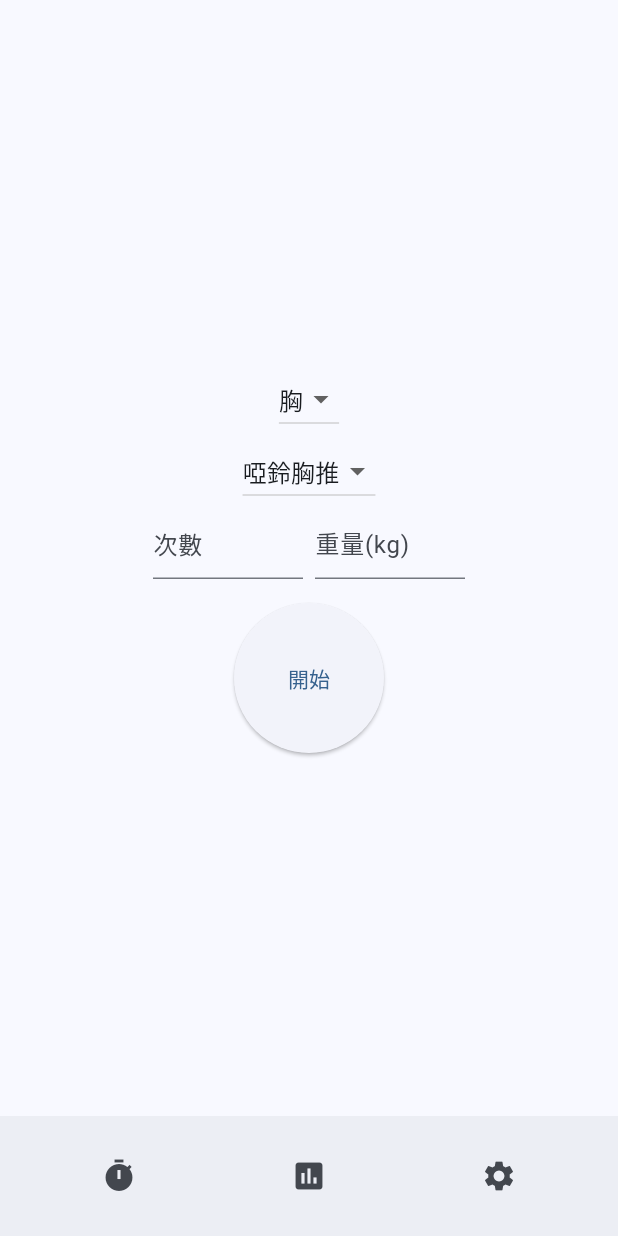
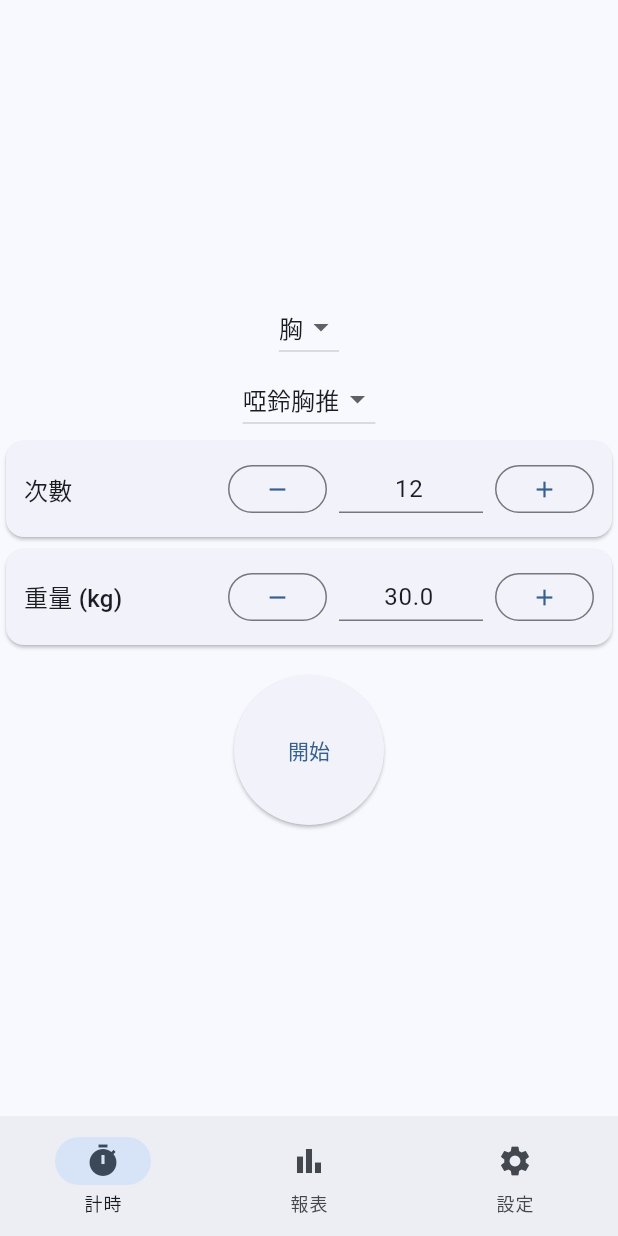
Before and after one commit to jia741/IronDiary, a Flutter app: the screen it shows after launch, on a phone screen of 412 x 824 dp. Run offline on Flutter 3.47's test engine with Material 3 defaults, Android fonts, the phone set to English and light mode, and no system bars; our stand-ins replace sqflite; accounts and stored records are empty.

Commit message:
調整重量次數輸入框以及bottomNavigationBar

```diff
--- a/lib/home_page.dart
+++ b/lib/home_page.dart
@@ -25,6 +25,10 @@ class _HomePageState extends State<HomePage> {
   bool _isTiming = false;
   int _remainingSeconds = 0;
   Timer? _timer;
+
+  int _navIndex = 0;
+  int reps = 12;
+  double weight = 30;
 
   @override
   void initState() {
@@ -73,8 +77,9 @@ class _HomePageState extends State<HomePage> {
     if (exId == null || reps == null || weight == null) return;
     await _db.logWorkout(exId, reps, weight);
     if (!mounted) return;
-    ScaffoldMessenger.of(context)
-        .showSnackBar(const SnackBar(content: Text('開始計時')));
+    ScaffoldMessenger.of(
+      context,
+    ).showSnackBar(const SnackBar(content: Text('開始計時')));
     setState(() {
       _isTiming = true;
       _remainingSeconds = _timerSeconds;
@@ -87,8 +92,9 @@ class _HomePageState extends State<HomePage> {
         t.cancel();
         if (!mounted) return;
         SystemSound.play(SystemSoundType.alert);
-        ScaffoldMessenger.of(context)
-            .showSnackBar(const SnackBar(content: Text('計時完成')));
+        ScaffoldMessenger.of(
+          context,
+        ).showSnackBar(const SnackBar(content: Text('計時完成')));
         setState(() {
           _isTiming = false;
         });
@@ -115,7 +121,8 @@ class _HomePageState extends State<HomePage> {
             ElevatedButton(
               onPressed: () {
                 setState(() {
-                  _timerSeconds = int.tryParse(controller.text) ?? _timerSeconds;
+                  _timerSeconds =
+                      int.tryParse(controller.text) ?? _timerSeconds;
                 });
                 Navigator.pop(context);
               },
@@ -130,9 +137,7 @@ class _HomePageState extends State<HomePage> {
   @override
   Widget build(BuildContext context) {
     if (_loading) {
-      return const Scaffold(
-        body: Center(child: CircularProgressIndicator()),
-      );
+      return const Scaffold(body: Center(child: CircularProgressIndicator()));
     }
     return Scaffold(
       body: AbsorbPointer(
@@ -144,42 +149,61 @@ class _HomePageState extends State<HomePage> {
               DropdownButton<int>(
                 value: _selectedCategory,
                 items: _categories
-                    .map((c) => DropdownMenuItem<int>(
+                    .map(
+                      (c) => DropdownMenuItem<int>(
                         value: c['id'] as int,
                         child: Text(c['name'] as String),
-                        ))
+                      ),
+                    )
                     .toList(),
                 onChanged: _onCategoryChanged,
               ),
               DropdownButton<int>(
                 value: _selectedExercise,
                 items: _exercises
-                    .map((e) => DropdownMenuItem<int>(
+                    .map(
+                      (e) => DropdownMenuItem<int>(
                         value: e['id'] as int,
                         child: Text(e['name'] as String),
-                        ))
+                      ),
+                    )
                     .toList(),
                 onChanged: (id) => setState(() => _selectedExercise = id),
               ),
-              Row(
+              Column(
+                //改成帶有 `+/-` 的 `Row` + `OutlinedButton`
                 mainAxisAlignment: MainAxisAlignment.center,
                 children: [
-                  SizedBox(
-                    width: 100,
-                    child: TextField(
-                      controller: _repController,
-                      keyboardType: TextInputType.number,
-                      decoration: const InputDecoration(hintText: '次數'),
+                  NumberRow(
+                    label: '次數',
+                    valueText: reps.toString(),
+                    onMinus: () =>
+                        setState(() => reps = (reps - 1).clamp(0, 999)),
+                    onPlus: () =>
+                        setState(() => reps = (reps + 1).clamp(0, 999)),
+                    onSubmitted: (v) =>
+                        setState(() => reps = int.tryParse(v) ?? reps),
+                    inputFormatters: [FilteringTextInputFormatter.digitsOnly],
                   ),
+
+                  const SizedBox(width: 8),
+                  NumberRow(
+                    label: '重量 (kg)',
+                    valueText: weight.toStringAsFixed(1),
+                    onMinus: () =>
+                        setState(() => weight = (weight - 0.5).clamp(0, 999)),
+                    onPlus: () =>
+                        setState(() => weight = (weight + 0.5).clamp(0, 999)),
+                    onSubmitted: (v) =>
+                        setState(() => weight = double.tryParse(v) ?? weight),
+                    keyboardType: const TextInputType.numberWithOptions(
+                      decimal: true,
                     ),
-                  const SizedBox(width: 8),
-                  SizedBox(
-                    width: 100,
-                    child: TextField(
-                      controller: _weightController,
-                      keyboardType: TextInputType.number,
-                      decoration: const InputDecoration(hintText: '重量(kg)'),
+                    inputFormatters: [
+                      FilteringTextInputFormatter.allow(
+                        RegExp(r'^\d*\.?\d{0,1}'),
                       ),
+                    ],
                   ),
                 ],
               ),
@@ -187,7 +211,8 @@ class _HomePageState extends State<HomePage> {
               ElevatedButton(
                 style: ElevatedButton.styleFrom(
                   shape: const CircleBorder(),
-                    padding: const EdgeInsets.all(40)),
+                  padding: const EdgeInsets.all(40),
+                ),
                 onPressed: _isTiming ? null : _startWorkout,
                 child: Text(_isTiming ? '$_remainingSeconds' : '開始'),
               ),
@@ -195,13 +220,50 @@ class _HomePageState extends State<HomePage> {
           ),
         ),
       ),
+      bottomNavigationBar: NavigationBar(
+        selectedIndex: _navIndex,
+        onDestinationSelected: (i) => setState(() {
+          _navIndex = i;
+          switch (_navIndex) {
+            case 0:
+              // Navigate to Timer Page
+              _showTimerDialog();
+              break;
+            case 1:
+              // Navigate to Report Page
+              Navigator.push(
+                    context,
+                    MaterialPageRoute(builder: (_) => const ReportPage()),
+              );
+              break;
+            case 2:
+              // Navigate to Settings Page
+                  Navigator.push(
+                    context,
+                    MaterialPageRoute(
+                      builder: (_) => const ExerciseSettingsPage(),
+                    ),
+                  ).then((_) => _loadData());
+              break;
+          }
+        }),
+        destinations: const [
+          NavigationDestination(icon: Icon(Icons.timer), label: '計時'),
+          NavigationDestination(icon: Icon(Icons.bar_chart), label: '報表'),
+          NavigationDestination(icon: Icon(Icons.settings), label: '設定'),
+        ],
+      ),
+      /*
       bottomNavigationBar: AbsorbPointer(
         absorbing: _isTiming,
         child: BottomAppBar(
           child: Row(
             mainAxisAlignment: MainAxisAlignment.spaceAround,
             children: [
-              IconButton(onPressed: _showTimerDialog, icon: const Icon(Icons.timer)),
+              IconButton(
+                onPressed: _showTimerDialog,
+                icon: const Icon(Icons.timer),
+              ),
               IconButton(
                 onPressed: () {
                   Navigator.push(
@@ -215,7 +277,9 @@ class _HomePageState extends State<HomePage> {
                 onPressed: () {
                   Navigator.push(
                     context,
-                    MaterialPageRoute(builder: (_) => const ExerciseSettingsPage()),
+                    MaterialPageRoute(
+                      builder: (_) => const ExerciseSettingsPage(),
+                    ),
                   ).then((_) => _loadData());
                 },
                 icon: const Icon(Icons.settings),
@@ -224,6 +288,87 @@ class _HomePageState extends State<HomePage> {
           ),
         ),
       ),
+      */
     );
   }
 }
+
+/// 含 +/- 與可輸入的數值列
+class NumberRow extends StatefulWidget {
+  const NumberRow({
+    super.key,
+    required this.label,
+    required this.valueText,
+    required this.onMinus,
+    required this.onPlus,
+    required this.onSubmitted,
+    this.keyboardType = TextInputType.number,
+    this.inputFormatters,
+  });
+
+  final String label;
+  final String valueText;
+  final VoidCallback onMinus;
+  final VoidCallback onPlus;
+  final ValueChanged<String> onSubmitted;
+  final TextInputType keyboardType;
+  final List<TextInputFormatter>? inputFormatters;
+
+  @override
+  State<NumberRow> createState() => _NumberRowState();
+}
+
+class _NumberRowState extends State<NumberRow> {
+  late final TextEditingController _c = TextEditingController(
+    text: widget.valueText,
+  );
+
+  @override
+  void didUpdateWidget(covariant NumberRow oldWidget) {
+    super.didUpdateWidget(oldWidget);
+    if (oldWidget.valueText != widget.valueText) {
+      _c.text = widget.valueText;
+      _c.selection = TextSelection.fromPosition(
+        TextPosition(offset: _c.text.length),
+      );
+    }
+  }
+
+  @override
+  Widget build(BuildContext context) {
+    return Card(
+      child: Padding(
+        padding: const EdgeInsets.all(12),
+        child: Row(
+          children: [
+            Text(widget.label, style: Theme.of(context).textTheme.titleMedium),
+            const Spacer(),
+            OutlinedButton(
+              onPressed: widget.onMinus,
+              style: const ButtonStyle(visualDensity: VisualDensity.compact),
+              child: const Icon(Icons.remove),
+            ),
+            const SizedBox(width: 8),
+            SizedBox(
+              width: 96,
+              child: TextField(
+                controller: _c,
+                textAlign: TextAlign.center,
+                keyboardType: widget.keyboardType,
+                inputFormatters: widget.inputFormatters,
+                onSubmitted: widget.onSubmitted,
+                decoration: const InputDecoration(isDense: true),
+              ),
+            ),
+            const SizedBox(width: 8),
+            OutlinedButton(
+              onPressed: widget.onPlus,
+              style: const ButtonStyle(visualDensity: VisualDensity.compact),
+              child: const Icon(Icons.add),
+            ),
+          ],
+        ),
+      ),
+    );
+  }
+}
```
Also changed, not shown: pubspec.lock, 1 other file. Lines whose indentation alone changed are shown as unchanged.
